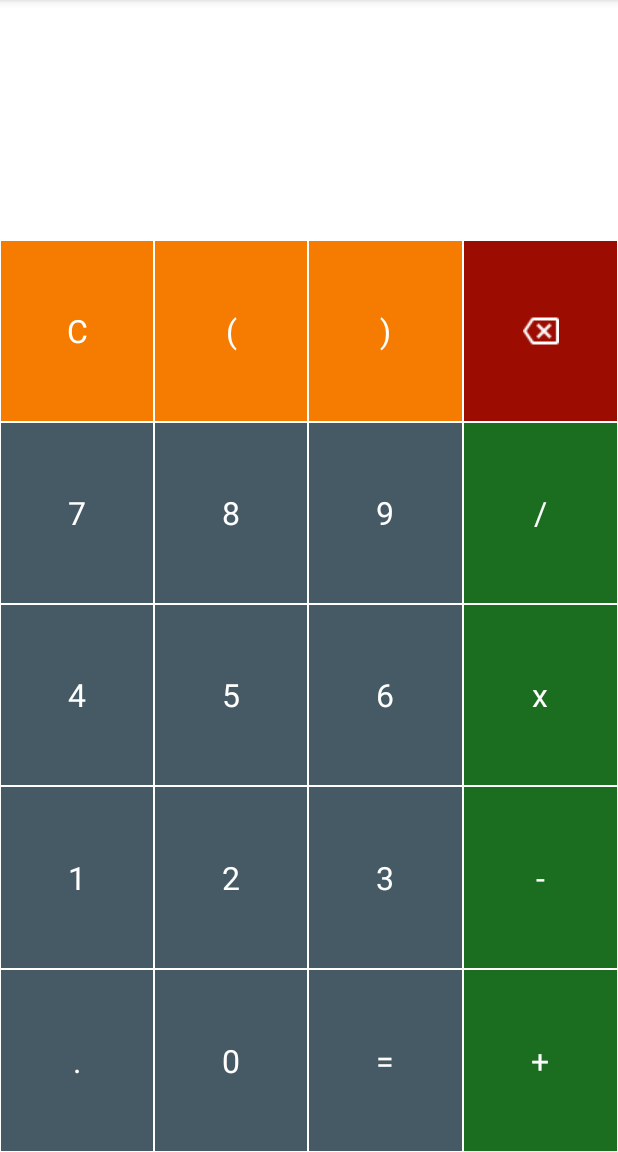
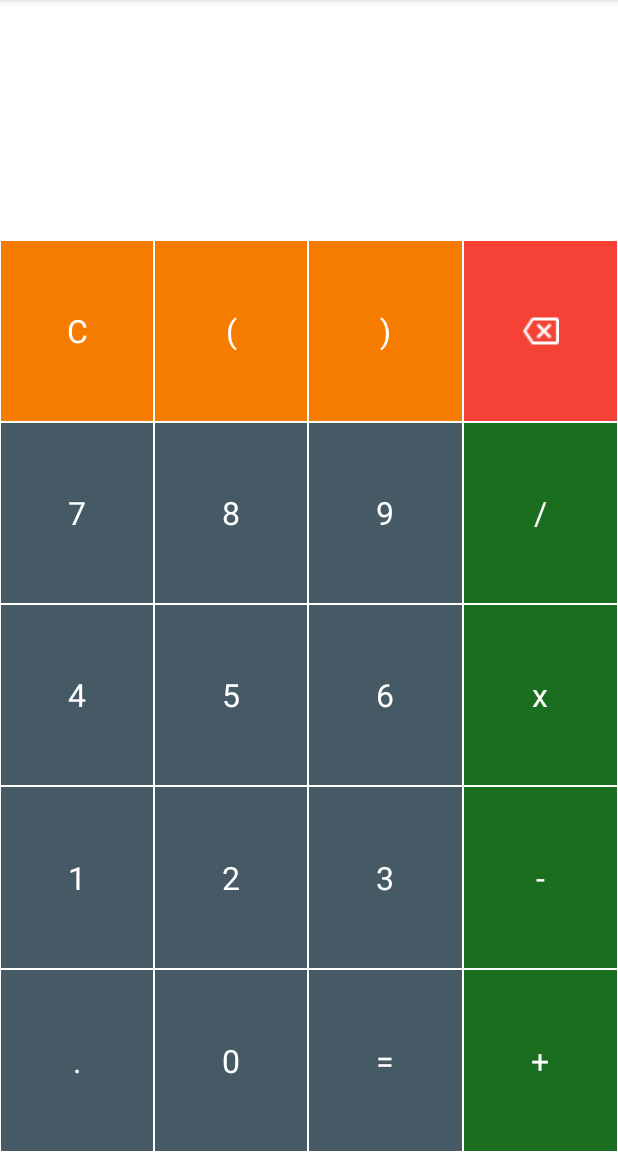
Before and after one commit to MyPayTransirie/calculadora-basica-coderkarol, an Android app: the screen it shows after launch (MainActivity), on a phone screen of 412 x 824 dp, the part 84-1236 px from its top. Run offline under Robolectric (Android 15) with nearby library versions, the phone set to English and light mode, and no system bars.

Commit message:
alterei a cor do botão deletar

```diff
--- a/app/src/main/res/values/colors.xml
+++ b/app/src/main/res/values/colors.xml
@@ -6,5 +6,5 @@
     <color name="actionButton">#F57C00</color>
     <color name="operatorButton">#1B6E1F</color>
     <color name="numberButton">#455A64</color>
-    <color name="backButton">#9C0C01</color>
+    <color name="backButton">#F44336</color>
 </resources>
```
